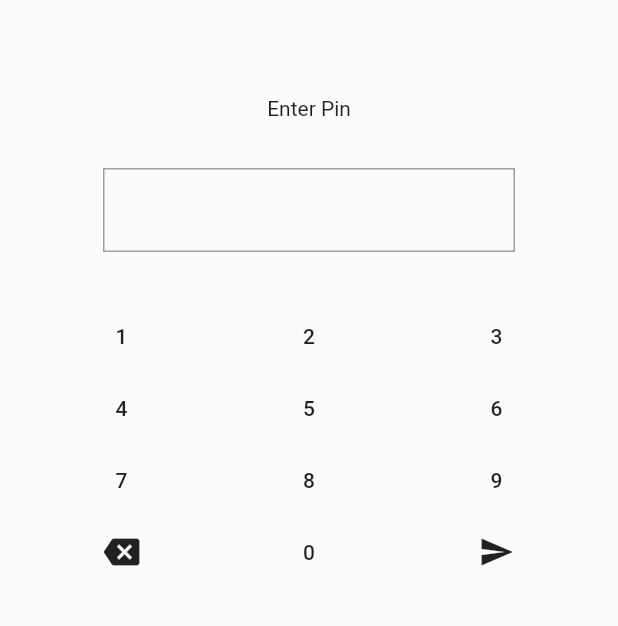
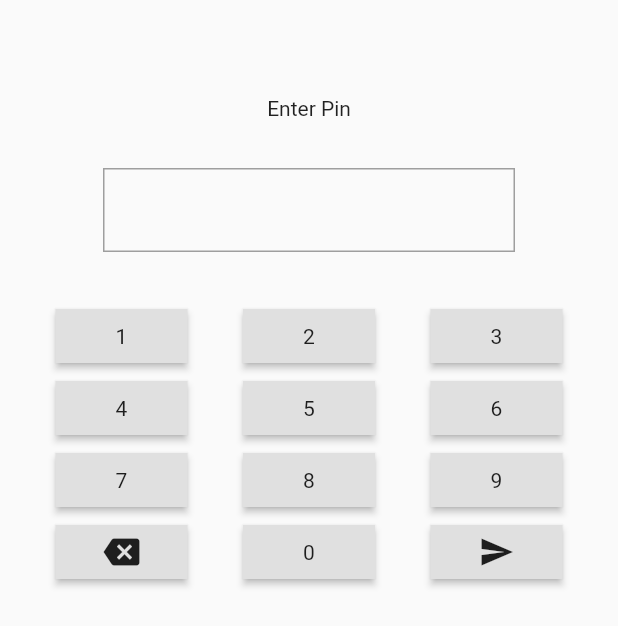
Before and after one commit to BbsonLin/flutter_playground, a Flutter app: the PinPadExample screen opened directly, on a phone screen of 412 x 824 dp. Shown: the top 626 px of the screen. Run offline on Flutter 3.47's test engine with Material 2 defaults, Android fonts, the phone set to English and light mode, and no system bars; our stand-ins replace flutter_swiper, fluttertoast, font_awesome_flutter.

Commit message:
feat(lego_thing): Create counter and Enhance pin_pad
1. Add options for sytling pin_pad's key_pad.
2. Create counter widget and example.
3. Replace
counter widget in coffee_shop app menu page.

```diff
--- a/lib/lego_things/main.dart
+++ b/lib/lego_things/main.dart
@@ -3,3 +3,4 @@ library lego_things;
 export 'feature_card.dart';
 export 'now_time.dart';
 export 'pin_pad/pin_pad.dart';
+export 'counter.dart';
--- a/lib/lego_things/pin_pad/key_pad.dart
+++ b/lib/lego_things/pin_pad/key_pad.dart
@@ -2,11 +2,15 @@ import 'package:flutter/material.dart';
 
 class KeyPad extends StatelessWidget {
   final List<int> numbers;
+  final Color keyButtonColor;
+  final KeyButtonStyle keyButtonStyle;
   final Function onInsert, onRevert, onClear, onComplete;
 
   const KeyPad({
     Key key,
     this.numbers,
+    this.keyButtonColor,
+    this.keyButtonStyle,
     this.onInsert,
     this.onRevert,
     this.onClear,
@@ -32,10 +36,11 @@ class KeyPad extends StatelessWidget {
       child: Row(
         mainAxisAlignment: MainAxisAlignment.spaceEvenly,
         children: inputs
-            .map((value) => MaterialButton(
-          child: Text(value.toString()),
-          onPressed: () => onInsert(value.toString()),
-        ))
+            .map((value) => KeyPadButton(
+                  style: keyButtonStyle,
+                  child: Text(value.toString()),
+                  onPressed: () => onInsert(value.toString()),
+                ))
             .toList(),
       ),
     );
@@ -48,16 +53,19 @@ class KeyPad extends StatelessWidget {
         children: <Widget>[
           GestureDetector(
             onLongPress: onClear,
-            child: MaterialButton(
+            child: KeyPadButton(
+              style: keyButtonStyle,
               child: Icon(Icons.backspace),
               onPressed: onRevert,
             ),
           ),
-          MaterialButton(
+          KeyPadButton(
+            style: keyButtonStyle,
             child: Text(numbers.last.toString()),
             onPressed: () => onInsert(numbers.last.toString()),
           ),
-          MaterialButton(
+          KeyPadButton(
+            style: keyButtonStyle,
             child: Icon(Icons.send),
             onPressed: onComplete,
           ),
@@ -66,3 +74,32 @@ class KeyPad extends StatelessWidget {
     );
   }
 }
+
+class KeyPadButton extends StatelessWidget {
+  const KeyPadButton({
+    Key key,
+    this.backgroundColor,
+    this.style,
+    this.child,
+    this.onPressed,
+  }) : super(key: key);
+
+  final Color backgroundColor;
+  final KeyButtonStyle style;
+  final Widget child;
+  final VoidCallback onPressed;
+
+  @override
+  Widget build(BuildContext context) {
+    final theme = Theme.of(context);
+    return RawMaterialButton(
+      fillColor: backgroundColor ?? theme.buttonColor,
+      elevation: style == KeyButtonStyle.raised ? 2.0 : 0.0,
+      highlightElevation: style == KeyButtonStyle.raised ? 8.0 : 0.0,
+      child: child,
+      onPressed: onPressed,
+    );
+  }
+}
+
+enum KeyButtonStyle { flat, raised }
--- a/lib/lego_things/pin_pad/pin_pad.dart
+++ b/lib/lego_things/pin_pad/pin_pad.dart
@@ -6,6 +6,8 @@ class PinPad extends StatefulWidget {
   final Widget title;
   final EdgeInsetsGeometry padding;
   final bool pinVisible;
+  final Color keyColor;
+  final KeyButtonStyle keyStyle;
   final bool randomKeys;
   final Function(String) onComplete;
 
@@ -14,6 +16,8 @@ class PinPad extends StatefulWidget {
     this.title = const Text("Enter Pin"),
     this.padding,
     this.pinVisible = true,
+    this.keyColor,
+    this.keyStyle = KeyButtonStyle.raised,
     this.randomKeys = true,
     this.onComplete,
   }) : super(key: key);
@@ -45,6 +49,8 @@ class PinPadState extends State<PinPad> {
           ),
           KeyPad(
             numbers: _numberSet,
+            keyButtonColor: widget.keyColor,
+            keyButtonStyle: widget.keyStyle,
             onInsert: _insert,
             onClear: _clear,
             onRevert: _revert,
--- a/lib/pages/lego_things/pin_pad.dart
+++ b/lib/pages/lego_things/pin_pad.dart
@@ -9,6 +9,7 @@ class PinPadExample extends StatelessWidget {
       body: Center(
         child: PinPad(
           padding: EdgeInsets.only(top: 64.0),
+          keyColor: Colors.transparent,
           randomKeys: false,
           onComplete: (pinNumber) {
             Fluttertoast.showToast(msg: "You entered $pinNumber.");
--- a/lib/pages/masterpieces/coffee_shop/pages/menu.dart
+++ b/lib/pages/masterpieces/coffee_shop/pages/menu.dart
@@ -1,6 +1,5 @@
 import 'package:flutter/material.dart';
-import 'package:flutter/services.dart';
-import 'package:flutter_counter/flutter_counter.dart';
+import 'package:flutter_playground/lego_things/counter.dart';
 import 'package:flutter_playground/pages/masterpieces/coffee_shop/state_container.dart';
 
 class MenuPage extends StatefulWidget {
```
Also changed, not shown: lib/lego_things/counter.dart (added, +93 -0 lines), lib/pages/lego_things/app.dart (+10 -0 lines), lib/pages/lego_things/counter.dart (added, +31 -0 lines).
